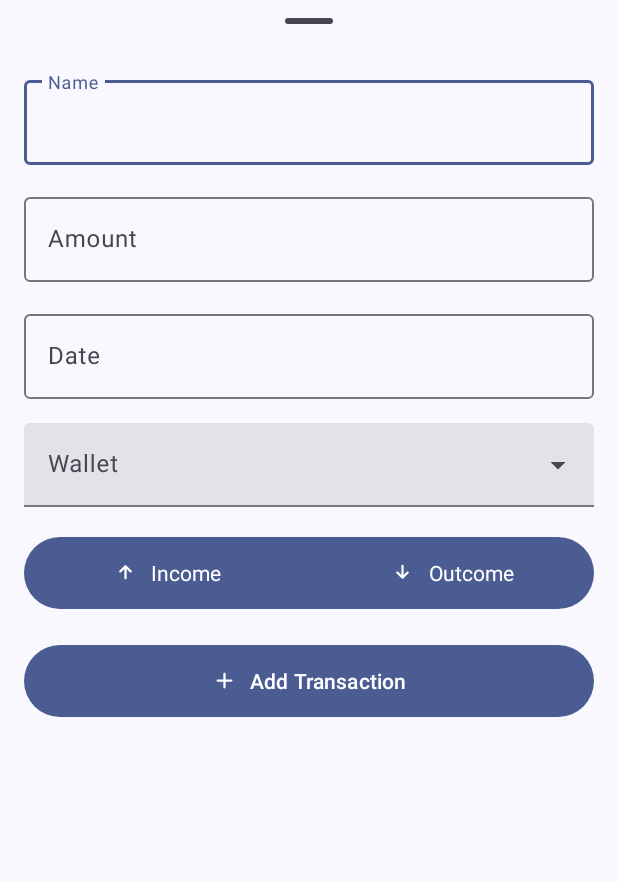
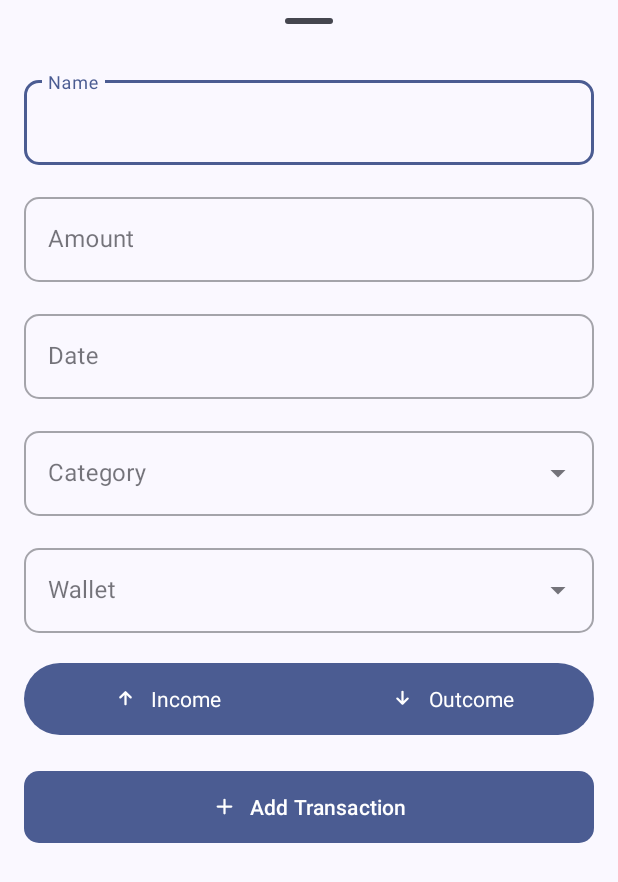
Before and after one commit to CekDuit/android, an Android app: the layout fragment_add_transaction.xml on its own in the app's theme, with its tools: preview values and no code run, on a phone screen of 412 x 824 dp. Shown: the top 882 px of the screen. Run offline under Robolectric (Android 15) with nearby library versions, the phone set to English and light mode, and no system bars.

Commit message:
Update ui style

```diff
--- /dev/null
+++ b/app/src/main/res/drawable/custom_popup_background.xml
@@ -0,0 +1,12 @@
+<?xml version="1.0" encoding="utf-8"?>
+<shape xmlns:android="http://schemas.android.com/apk/res/android">
+    <solid android:color="@color/md_theme_surface"/>
+    <stroke
+        android:width="1dp"
+        android:color="@color/md_theme_outlineVariant"/>
+    <corners
+        android:radius="12dp"/>
+    <padding
+        android:bottom="6dp"
+        android:top="6dp"/>
+</shape>
--- a/app/src/main/res/layout/fragment_add_transaction.xml
+++ b/app/src/main/res/layout/fragment_add_transaction.xml
@@ -13,8 +13,7 @@
 
     <com.google.android.material.textfield.TextInputLayout
         android:id="@+id/name_field"
-        android:layout_width="match_parent"
-        android:layout_height="wrap_content"
+        style="@style/CustomTextInputLayout"
         android:layout_marginStart="@dimen/activity_horizontal_margin"
         android:layout_marginEnd="@dimen/activity_horizontal_margin"
         android:hint="@string/transaction_name_label"
@@ -30,8 +29,7 @@
 
     <com.google.android.material.textfield.TextInputLayout
         android:id="@+id/amount_field"
-        android:layout_width="match_parent"
-        android:layout_height="wrap_content"
+        style="@style/CustomTextInputLayout"
         android:layout_marginStart="@dimen/activity_horizontal_margin"
         android:layout_marginTop="@dimen/input_field_gap"
         android:layout_marginEnd="@dimen/activity_horizontal_margin"
@@ -50,8 +48,7 @@
 
     <com.google.android.material.textfield.TextInputLayout
         android:id="@+id/date_field_layout"
-        android:layout_width="match_parent"
-        android:layout_height="wrap_content"
+        style="@style/CustomTextInputLayout"
         android:layout_marginStart="@dimen/activity_horizontal_margin"
         android:layout_marginTop="@dimen/input_field_gap"
         android:layout_marginEnd="@dimen/activity_horizontal_margin"
@@ -70,10 +67,8 @@
     </com.google.android.material.textfield.TextInputLayout>
 
     <com.google.android.material.textfield.TextInputLayout
-        android:id="@+id/menu"
-        style="@style/Widget.Material3.TextInputLayout.FilledBox.ExposedDropdownMenu"
-        android:layout_width="match_parent"
-        android:layout_height="wrap_content"
+        android:id="@+id/select_category"
+        style="@style/CustomDropdownLayout"
         android:layout_marginStart="@dimen/activity_horizontal_margin"
         android:layout_marginTop="@dimen/input_field_gap"
         android:layout_marginEnd="@dimen/activity_horizontal_margin"
@@ -82,19 +77,35 @@
         app:layout_constraintTop_toBottomOf="@id/date_field_layout">
 
         <AutoCompleteTextView
-            android:hint="@string/wallet"
             android:layout_width="match_parent"
             android:layout_height="wrap_content"
+            android:hint="@string/category"
             android:inputType="none"
-            app:simpleItems="@array/simple_items"
-            />
+            app:simpleItems="@array/simple_items" />
+
+    </com.google.android.material.textfield.TextInputLayout>
+
+    <com.google.android.material.textfield.TextInputLayout
+        android:id="@+id/menu"
+        style="@style/CustomDropdownLayout"
+        android:layout_marginStart="@dimen/activity_horizontal_margin"
+        android:layout_marginTop="@dimen/input_field_gap"
+        android:layout_marginEnd="@dimen/activity_horizontal_margin"
+        app:layout_constraintEnd_toEndOf="parent"
+        app:layout_constraintStart_toStartOf="parent"
+        app:layout_constraintTop_toBottomOf="@id/select_category">
+
+        <AutoCompleteTextView
+            android:layout_width="match_parent"
+            android:layout_height="wrap_content"
+            android:hint="@string/wallet"
+            android:inputType="none"
+            app:simpleItems="@array/simple_items" />
 
     </com.google.android.material.textfield.TextInputLayout>
 
     <com.google.android.material.button.MaterialButtonToggleGroup
         android:id="@+id/select_transaction_type"
-        app:singleSelection="true"
-        app:selectionRequired="true"
         android:layout_width="0dp"
         android:layout_height="@dimen/input_field_height"
         android:layout_marginStart="@dimen/activity_horizontal_margin"
@@ -102,40 +113,43 @@
         android:layout_marginEnd="@dimen/activity_horizontal_margin"
         app:layout_constraintEnd_toEndOf="parent"
         app:layout_constraintStart_toStartOf="parent"
-        app:layout_constraintTop_toBottomOf="@id/menu">
+        app:layout_constraintTop_toBottomOf="@id/menu"
+        app:selectionRequired="true"
+        app:singleSelection="true">
+
         <Button
+            android:id="@+id/button1"
             style="?attr/materialButtonToggleGroupStyle"
-            android:id="@+id/button1"
-            app:icon="@drawable/rounded_arrow_upward_alt_24"
-            app:iconGravity="textStart"
             android:layout_width="0dp"
             android:layout_height="match_parent"
             android:layout_weight="1"
             android:text="@string/income"
-            />
+            app:icon="@drawable/rounded_arrow_upward_alt_24"
+            app:iconGravity="textStart" />
+
         <Button
+            android:id="@+id/button2"
             style="?attr/materialButtonToggleGroupStyle"
-            android:id="@+id/button2"
-            app:icon="@drawable/rounded_arrow_downward_alt_24"
-            app:iconGravity="textStart"
             android:layout_width="0dp"
             android:layout_height="match_parent"
             android:layout_weight="1"
             android:text="@string/outcome"
-            />
+            app:icon="@drawable/rounded_arrow_downward_alt_24"
+            app:iconGravity="textStart" />
     </com.google.android.material.button.MaterialButtonToggleGroup>
 
     <com.google.android.material.button.MaterialButton
+        style="@style/Widget.Material3.Button"
         android:layout_width="0dp"
-        android:paddingVertical="10dp"
-        style="@style/Widget.Material3.Button"
-        android:text="@string/add_transaction"
-        app:icon="@drawable/rounded_add_24"
-        app:iconGravity="textStart"
         android:layout_height="@dimen/input_field_height"
         android:layout_marginStart="16dp"
         android:layout_marginTop="16dp"
         android:layout_marginEnd="16dp"
+        android:paddingVertical="10dp"
+        android:text="@string/add_transaction"
+        app:cornerRadius="@dimen/corner_radius_field"
+        app:icon="@drawable/rounded_add_24"
+        app:iconGravity="textStart"
         app:layout_constraintEnd_toEndOf="parent"
         app:layout_constraintStart_toStartOf="parent"
         app:layout_constraintTop_toBottomOf="@+id/select_transaction_type" />
--- a/app/src/main/res/menu/toolbar_menu.xml
+++ b/app/src/main/res/menu/toolbar_menu.xml
@@ -3,7 +3,7 @@
     xmlns:app="http://schemas.android.com/apk/res-auto">
     <item
         android:id="@+id/action_settings"
-        android:icon="@drawable/rounded_search_24"
+        android:icon="@drawable/round_settings_24"
         android:title="@string/settings"
         app:showAsAction="collapseActionView"
         android:contentDescription="@string/settings"/>
--- a/app/src/main/res/values-night/themes.xml
+++ b/app/src/main/res/values-night/themes.xml
@@ -46,10 +46,6 @@
         <item name="colorSurfaceContainer">@color/md_theme_surfaceContainer</item>
         <item name="colorSurfaceContainerHigh">@color/md_theme_surfaceContainerHigh</item>
         <item name="colorSurfaceContainerHighest">@color/md_theme_surfaceContainerHighest</item>
-    </style>
-    <!-- Base application theme. -->
-    <style name="Base.Theme.CekDuit" parent="Theme.Material3.DayNight.NoActionBar">
-        <!-- Customize your dark theme here. -->
-        <!-- <item name="colorPrimary">@color/my_dark_primary</item> -->
+        <item name="android:theme">@style/Base.Theme.CekDuit</item>
     </style>
 </resources>
--- a/app/src/main/res/values/dimens.xml
+++ b/app/src/main/res/values/dimens.xml
@@ -3,4 +3,5 @@
     <dimen name="activity_vertical_margin">16dp</dimen>
     <dimen name="input_field_height">56dp</dimen>
     <dimen name="input_field_gap">16dp</dimen>
+    <dimen name="corner_radius_field">10dp</dimen>
 </resources>
--- a/app/src/main/res/values/strings.xml
+++ b/app/src/main/res/values/strings.xml
@@ -18,4 +18,5 @@
     <string name="select_a_wallet_for_transaction">Select a wallet for transaction</string>
     <string name="income">Income</string>
     <string name="outcome">Outcome</string>
+    <string name="category">Category</string>
 </resources>
--- /dev/null
+++ b/app/src/main/res/values/styles.xml
@@ -0,0 +1,23 @@
+<?xml version="1.0" encoding="utf-8"?>
+<resources>
+    <style name="CustomTextInputLayout" parent="Widget.MaterialComponents.TextInputLayout.OutlinedBox">
+        <item name="boxCornerRadiusBottomStart">@dimen/corner_radius_field</item>
+        <item name="boxCornerRadiusBottomEnd">@dimen/corner_radius_field</item>
+        <item name="boxCornerRadiusTopStart">@dimen/corner_radius_field</item>
+        <item name="boxCornerRadiusTopEnd">@dimen/corner_radius_field</item>
+        <item name="android:layout_width">match_parent</item>
+        <item name="android:layout_height">wrap_content</item>
+    </style>
+    <style name="CustomDropdownLayout" parent="Widget.MaterialComponents.TextInputLayout.OutlinedBox.ExposedDropdownMenu">
+        <item name="boxCornerRadiusBottomStart">@dimen/corner_radius_field</item>
+        <item name="boxCornerRadiusBottomEnd">@dimen/corner_radius_field</item>
+        <item name="boxCornerRadiusTopStart">@dimen/corner_radius_field</item>
+        <item name="boxCornerRadiusTopEnd">@dimen/corner_radius_field</item>
+        <item name="android:layout_width">match_parent</item>
+        <item name="android:layout_height">wrap_content</item>
+    </style>
+
+    <style name="AppTheme.PopupMenu" parent="Widget.Material3.PopupMenu">
+        <item name="popupMenuBackground">@drawable/custom_popup_background</item>
+    </style>
+</resources>
--- a/app/src/main/res/values/themes.xml
+++ b/app/src/main/res/values/themes.xml
@@ -46,9 +46,11 @@
         <item name="colorSurfaceContainer">@color/md_theme_surfaceContainer</item>
         <item name="colorSurfaceContainerHigh">@color/md_theme_surfaceContainerHigh</item>
         <item name="colorSurfaceContainerHighest">@color/md_theme_surfaceContainerHighest</item>
+        <item name="android:theme">@style/Base.Theme.CekDuit</item>
     </style>
     <!-- Base application theme. -->
-    <style name="Base.Theme.CekDuit" parent="Theme.Material3.DayNight.NoActionBar">
+    <style name="Base.Theme.CekDuit" parent="">
+        <item name="popupMenuBackground">@drawable/custom_popup_background</item>
         <!-- Customize your light theme here. -->
         <!-- <item name="colorPrimary">@color/my_light_primary</item> -->
     </style>
```
